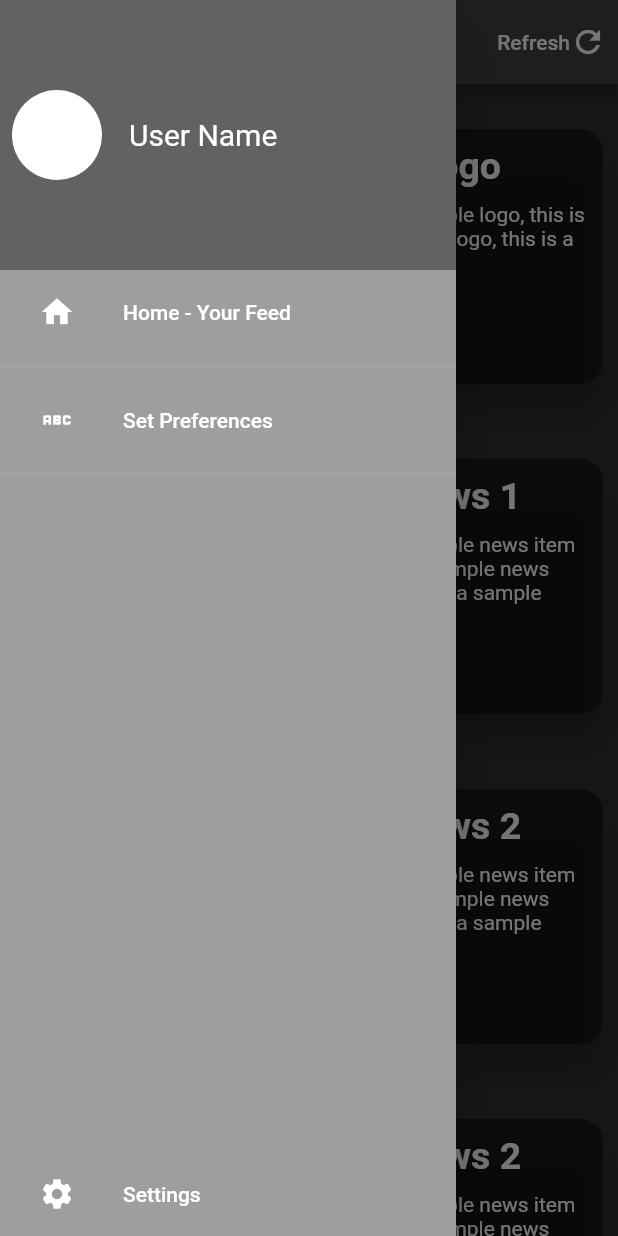
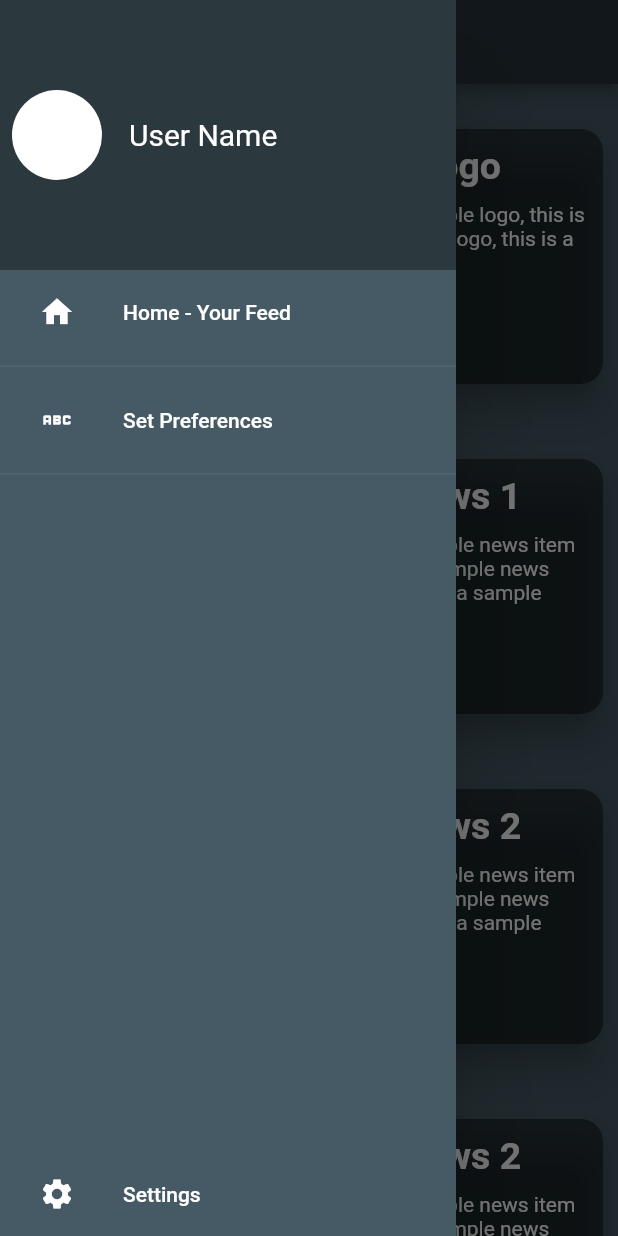
Before and after one commit to umarwaseeem/informiza, a Flutter app: the screen it shows after launch, with the side drawer open, on a phone screen of 412 x 824 dp. Run offline on Flutter 3.47's test engine with Material 2 defaults, Android fonts, the phone set to English and light mode, and no system bars.

Commit message:
dark theme added

```diff
--- a/lib/main.dart
+++ b/lib/main.dart
@@ -26,6 +26,12 @@ class MyApp extends StatelessWidget {
         title: 'INFORMIZA ',
         darkTheme: ThemeData(
           brightness: Brightness.dark,
+          scaffoldBackgroundColor: Colors.blueGrey[700],
+          appBarTheme: AppBarTheme(color: Colors.blueGrey[900]),
+          drawerTheme: DrawerThemeData(
+            backgroundColor: Colors.blueGrey[900],
+            elevation: 30,
+          ),
         ),
         theme: ThemeData(
           primarySwatch: Colors.green,
--- a/lib/screens/home.dart
+++ b/lib/screens/home.dart
@@ -5,8 +5,15 @@ import 'package:provider/provider.dart';
 import '../widgets/card_item.dart';
 import '../widgets/my_drawer.dart';
 
-class Home extends StatelessWidget {
+class Home extends StatefulWidget {
   const Home({Key? key}) : super(key: key);
+
+  @override
+  State<Home> createState() => _HomeState();
+}
+
+class _HomeState extends State<Home> {
+  // bool themeMode = false;
 
   @override
   Widget build(BuildContext context) {
@@ -15,21 +22,6 @@ class Home extends StatelessWidget {
     return Scaffold(
       appBar: AppBar(
         title: const Text("Your Daily Feed"),
-        actions: [
-          TextButton(
-            style: TextButton.styleFrom(
-              primary: Colors.white,
-            ),
-            child: Row(
-              children: const [
-                Text("Refresh"),
-                Icon(Icons.refresh),
-              ],
-            ),
-            // - refresh button
-            onPressed: () {},
-          ),
-        ],
       ),
       drawer: const MyDrawer(),
       body: ListView.builder(
--- a/lib/widgets/my_drawer.dart
+++ b/lib/widgets/my_drawer.dart
@@ -10,7 +10,7 @@ class MyDrawer extends StatelessWidget {
   @override
   Widget build(BuildContext context) {
     return Drawer(
-      backgroundColor: Colors.grey,
+      backgroundColor: Colors.blueGrey[700],
       child: Column(
         children: [
           Container(
```
Also changed, not shown: lib/screens/settings_screen.dart (+7 -3 lines).
